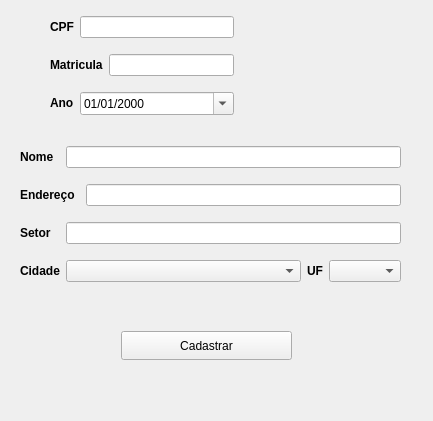
leonardopereira10/UEG, file SistemaDeMatriculas-V0/cadastroaluno.ui: the form before one commit.
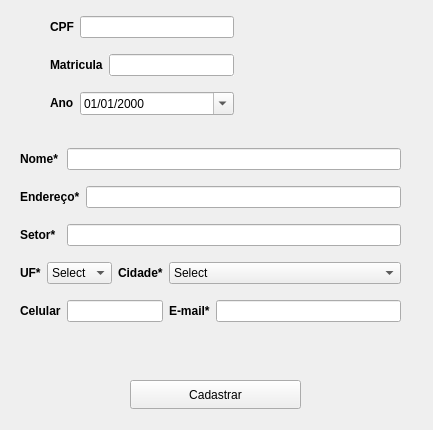
The form after the commit. Icons and pictures are not drawn.

Diff of the .ui file:
```diff
--- a/SistemaDeMatriculas-V0/cadastroaluno.ui
+++ b/SistemaDeMatriculas-V0/cadastroaluno.ui
@@ -7,12 +7,15 @@
     <x>0</x>
     <y>0</y>
     <width>433</width>
-    <height>421</height>
+    <height>430</height>
    </rect>
   </property>
   <property name="windowTitle">
    <string>Cadastro de aluno</string>
   </property>
+  <property name="autoFillBackground">
+   <bool>false</bool>
+  </property>
   <widget class="QLabel" name="labelLogo">
    <property name="geometry">
     <rect>
@@ -27,10 +30,10 @@
 &lt;html&gt;&lt;head&gt;&lt;meta name=&quot;qrichtext&quot; content=&quot;1&quot; /&gt;&lt;style type=&quot;text/css&quot;&gt;
 p, li { white-space: pre-wrap; }
 &lt;/style&gt;&lt;/head&gt;&lt;body style=&quot; font-family:'Noto Sans UI'; font-size:9pt; font-weight:400; font-style:normal;&quot;&gt;
-&lt;p style=&quot; margin-top:12px; margin-bottom:12px; margin-left:0px; margin-right:0px; -qt-block-indent:0; text-indent:0px;&quot;&gt;&lt;img src=&quot;:/imagens/Aluno.png&quot; height=&quot;85&quot; width=&quot;85&quot; /&gt;&lt;/p&gt;&lt;/body&gt;&lt;/html&gt;</string>
+&lt;p style=&quot; margin-top:0px; margin-bottom:0px; margin-left:0px; margin-right:0px; -qt-block-indent:0; text-indent:0px;&quot;&gt;&lt;img src=&quot;:/imagens/Imagens/Aluno.png&quot; height=&quot;90&quot; width=&quot;90&quot; /&gt;&lt;/p&gt;&lt;/body&gt;&lt;/html&gt;</string>
    </property>
   </widget>
-  <widget class="QLabel" name="labelValidCpd">
+  <widget class="QLabel" name="labelValidCpf">
    <property name="geometry">
     <rect>
      <x>240</x>
@@ -90,6 +93,9 @@
       <property name="accessibleDescription">
        <string/>
       </property>
+      <property name="autoFillBackground">
+       <bool>true</bool>
+      </property>
       <property name="text">
        <string/>
       </property>
@@ -130,94 +136,236 @@
     </item>
    </layout>
   </widget>
-  <widget class="QWidget" name="layoutWidget">
+  <widget class="QPushButton" name="btnCadastrar">
    <property name="geometry">
     <rect>
-     <x>20</x>
+     <x>130</x>
+     <y>380</y>
+     <width>171</width>
+     <height>29</height>
+    </rect>
+   </property>
+   <property name="text">
+    <string>Cadastrar</string>
+   </property>
+  </widget>
+  <widget class="QLabel" name="labelInvalidCpf">
+   <property name="geometry">
+    <rect>
+     <x>240</x>
+     <y>50</y>
+     <width>31</width>
+     <height>31</height>
+    </rect>
+   </property>
+   <property name="text">
+    <string/>
+   </property>
+  </widget>
+  <widget class="QLabel" name="labelValidNome">
+   <property name="geometry">
+    <rect>
+     <x>404</x>
      <y>140</y>
+     <width>31</width>
+     <height>31</height>
+    </rect>
+   </property>
+   <property name="text">
+    <string/>
+   </property>
+  </widget>
+  <widget class="QLabel" name="labelValidEndereco">
+   <property name="geometry">
+    <rect>
+     <x>404</x>
+     <y>180</y>
+     <width>31</width>
+     <height>31</height>
+    </rect>
+   </property>
+   <property name="text">
+    <string/>
+   </property>
+  </widget>
+  <widget class="QLabel" name="labelValidSetor">
+   <property name="geometry">
+    <rect>
+     <x>404</x>
+     <y>220</y>
+     <width>31</width>
+     <height>31</height>
+    </rect>
+   </property>
+   <property name="text">
+    <string/>
+   </property>
+  </widget>
+  <widget class="QLabel" name="labelValidFields">
+   <property name="geometry">
+    <rect>
+     <x>110</x>
+     <y>350</y>
+     <width>221</width>
+     <height>20</height>
+    </rect>
+   </property>
+   <property name="text">
+    <string/>
+   </property>
+  </widget>
+  <widget class="QLabel" name="labelValidEmail">
+   <property name="geometry">
+    <rect>
+     <x>404</x>
+     <y>300</y>
+     <width>31</width>
+     <height>31</height>
+    </rect>
+   </property>
+   <property name="text">
+    <string/>
+   </property>
+  </widget>
+  <widget class="QLabel" name="labelValidCidade">
+   <property name="geometry">
+    <rect>
+     <x>404</x>
+     <y>260</y>
+     <width>31</width>
+     <height>31</height>
+    </rect>
+   </property>
+   <property name="text">
+    <string/>
+   </property>
+  </widget>
+  <widget class="QWidget" name="">
+   <property name="geometry">
+    <rect>
+     <x>20</x>
+     <y>142</y>
      <width>381</width>
-     <height>152</height>
+     <height>191</height>
     </rect>
    </property>
-   <layout class="QGridLayout" name="gridLayout_2" columnstretch="0,10,150,0,0">
-    <property name="leftMargin">
-     <number>0</number>
-    </property>
-    <property name="horizontalSpacing">
-     <number>6</number>
-    </property>
+   <layout class="QGridLayout" name="gridLayout_2" columnstretch="0,0,0,1,1,0,10,0">
     <property name="verticalSpacing">
      <number>10</number>
     </property>
-    <item row="0" column="0">
+    <item row="0" column="0" colspan="2">
      <widget class="QLabel" name="labelNome">
       <property name="text">
-       <string>&lt;html&gt;&lt;head/&gt;&lt;body&gt;&lt;p&gt;&lt;span style=&quot; font-weight:600;&quot;&gt;Nome&lt;/span&gt;&lt;/p&gt;&lt;/body&gt;&lt;/html&gt;</string>
+       <string>&lt;html&gt;&lt;head/&gt;&lt;body&gt;&lt;p&gt;&lt;span style=&quot; font-weight:600;&quot;&gt;Nome*&lt;/span&gt;&lt;/p&gt;&lt;/body&gt;&lt;/html&gt;</string>
       </property>
      </widget>
     </item>
-    <item row="0" column="1" colspan="4">
-     <widget class="QLineEdit" name="campoNome"/>
+    <item row="0" column="2" colspan="6">
+     <widget class="QLineEdit" name="campoNome">
+      <property name="maxLength">
+       <number>30</number>
+      </property>
+     </widget>
     </item>
-    <item row="1" column="0" colspan="2">
+    <item row="1" column="0" colspan="3">
      <widget class="QLabel" name="labelEndereco">
       <property name="text">
-       <string>&lt;html&gt;&lt;head/&gt;&lt;body&gt;&lt;p&gt;&lt;span style=&quot; font-weight:600;&quot;&gt;Endereço&lt;/span&gt;&lt;/p&gt;&lt;/body&gt;&lt;/html&gt;</string>
+       <string>&lt;html&gt;&lt;head/&gt;&lt;body&gt;&lt;p&gt;&lt;span style=&quot; font-weight:600;&quot;&gt;Endereço*&lt;/span&gt;&lt;/p&gt;&lt;/body&gt;&lt;/html&gt;</string>
       </property>
      </widget>
     </item>
-    <item row="1" column="2" colspan="3">
+    <item row="1" column="3" colspan="5">
      <widget class="QLineEdit" name="campoEndereco">
       <property name="text">
        <string/>
       </property>
+      <property name="maxLength">
+       <number>30</number>
+      </property>
      </widget>
     </item>
-    <item row="2" column="0">
+    <item row="2" column="0" colspan="2">
      <widget class="QLabel" name="labelSetor">
       <property name="text">
-       <string>&lt;html&gt;&lt;head/&gt;&lt;body&gt;&lt;p&gt;&lt;span style=&quot; font-weight:600;&quot;&gt;Setor&lt;/span&gt;&lt;/p&gt;&lt;/body&gt;&lt;/html&gt;</string>
+       <string>&lt;html&gt;&lt;head/&gt;&lt;body&gt;&lt;p&gt;&lt;span style=&quot; font-weight:600;&quot;&gt;Setor*&lt;/span&gt;&lt;/p&gt;&lt;/body&gt;&lt;/html&gt;</string>
       </property>
      </widget>
     </item>
-    <item row="2" column="1" colspan="4">
-     <widget class="QLineEdit" name="campoSetor"/>
+    <item row="2" column="2" colspan="6">
+     <widget class="QLineEdit" name="campoSetor">
+      <property name="maxLength">
+       <number>30</number>
+      </property>
+     </widget>
     </item>
     <item row="3" column="0">
-     <widget class="QLabel" name="labelCidade">
-      <property name="text">
-       <string>&lt;html&gt;&lt;head/&gt;&lt;body&gt;&lt;p&gt;&lt;span style=&quot; font-weight:600;&quot;&gt;Cidade&lt;/span&gt;&lt;/p&gt;&lt;/body&gt;&lt;/html&gt;</string>
-      </property>
-     </widget>
-    </item>
-    <item row="3" column="1" colspan="2">
-     <widget class="QComboBox" name="boxCidade"/>
-    </item>
-    <item row="3" column="3">
      <widget class="QLabel" name="labelEstado">
       <property name="text">
-       <string>&lt;html&gt;&lt;head/&gt;&lt;body&gt;&lt;p&gt;&lt;span style=&quot; font-weight:600;&quot;&gt;UF&lt;/span&gt;&lt;/p&gt;&lt;/body&gt;&lt;/html&gt;</string>
+       <string>&lt;html&gt;&lt;head/&gt;&lt;body&gt;&lt;p&gt;&lt;span style=&quot; font-weight:600;&quot;&gt;UF*&lt;/span&gt;&lt;/p&gt;&lt;/body&gt;&lt;/html&gt;</string>
+      </property>
+     </widget>
+    </item>
+    <item row="3" column="1" colspan="3">
+     <widget class="QComboBox" name="boxEstado">
+      <property name="currentText">
+       <string>Select</string>
+      </property>
+      <item>
+       <property name="text">
+        <string>Select</string>
+       </property>
+      </item>
+     </widget>
+    </item>
+    <item row="4" column="0" colspan="2">
+     <widget class="QLabel" name="labelCelular">
+      <property name="text">
+       <string>&lt;html&gt;&lt;head/&gt;&lt;body&gt;&lt;p&gt;&lt;span style=&quot; font-weight:600;&quot;&gt;Celular&lt;/span&gt;&lt;/p&gt;&lt;/body&gt;&lt;/html&gt;</string>
+      </property>
+     </widget>
+    </item>
+    <item row="4" column="2" colspan="3">
+     <widget class="QLineEdit" name="campoCelular">
+      <property name="text">
+       <string/>
+      </property>
+     </widget>
+    </item>
+    <item row="4" column="5">
+     <widget class="QLabel" name="labelEmail">
+      <property name="text">
+       <string>&lt;html&gt;&lt;head/&gt;&lt;body&gt;&lt;p&gt;&lt;span style=&quot; font-weight:600;&quot;&gt;E-mail*&lt;/span&gt;&lt;/p&gt;&lt;/body&gt;&lt;/html&gt;</string>
+      </property>
+     </widget>
+    </item>
+    <item row="4" column="6" colspan="2">
+     <widget class="QLineEdit" name="campoEmail">
+      <property name="text">
+       <string/>
       </property>
      </widget>
     </item>
     <item row="3" column="4">
-     <widget class="QComboBox" name="boxEstado"/>
+     <widget class="QLabel" name="labelCidade">
+      <property name="text">
+       <string>&lt;html&gt;&lt;head/&gt;&lt;body&gt;&lt;p&gt;&lt;span style=&quot; font-weight:600;&quot;&gt;Cidade*&lt;/span&gt;&lt;/p&gt;&lt;/body&gt;&lt;/html&gt;</string>
+      </property>
+     </widget>
+    </item>
+    <item row="3" column="5" colspan="3">
+     <widget class="QComboBox" name="boxCidade">
+      <property name="currentIndex">
+       <number>0</number>
+      </property>
+      <item>
+       <property name="text">
+        <string>Select</string>
+       </property>
+      </item>
+     </widget>
     </item>
    </layout>
   </widget>
-  <widget class="QPushButton" name="btnCadastrar">
-   <property name="geometry">
-    <rect>
-     <x>121</x>
-     <y>331</y>
-     <width>171</width>
-     <height>29</height>
-    </rect>
-   </property>
-   <property name="text">
-    <string>Cadastrar</string>
-   </property>
-  </widget>
  </widget>
  <tabstops>
   <tabstop>campoCpf</tabstop>
```
Left out of the diff: 5 changed lines with no effect on the pictures.
